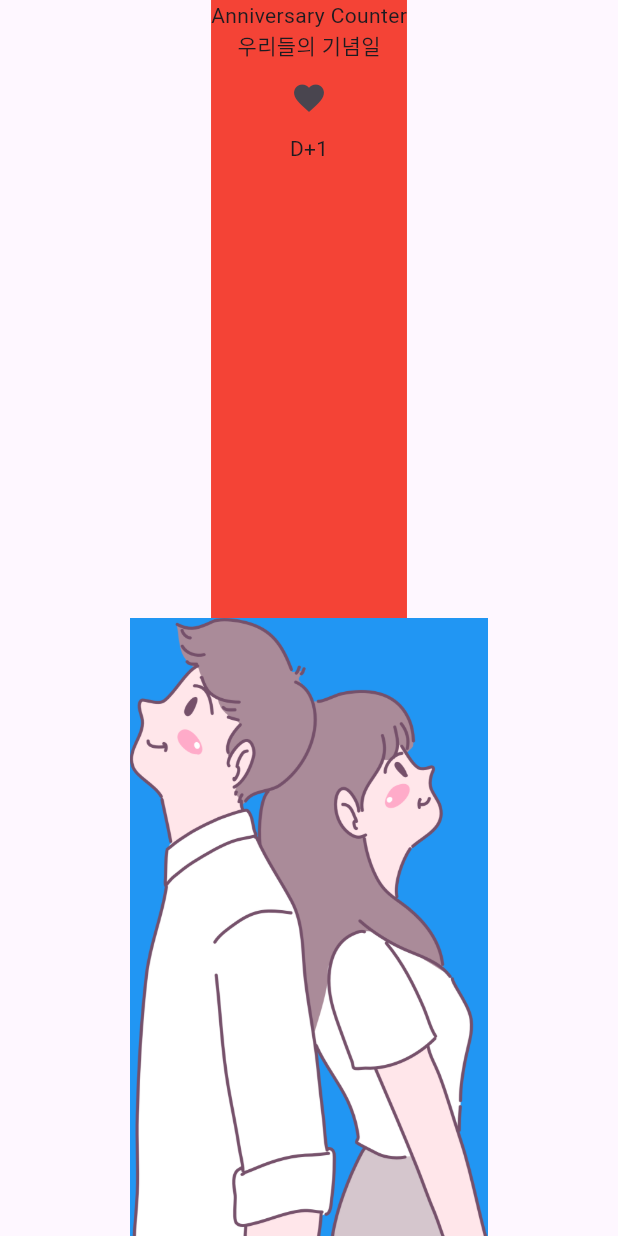
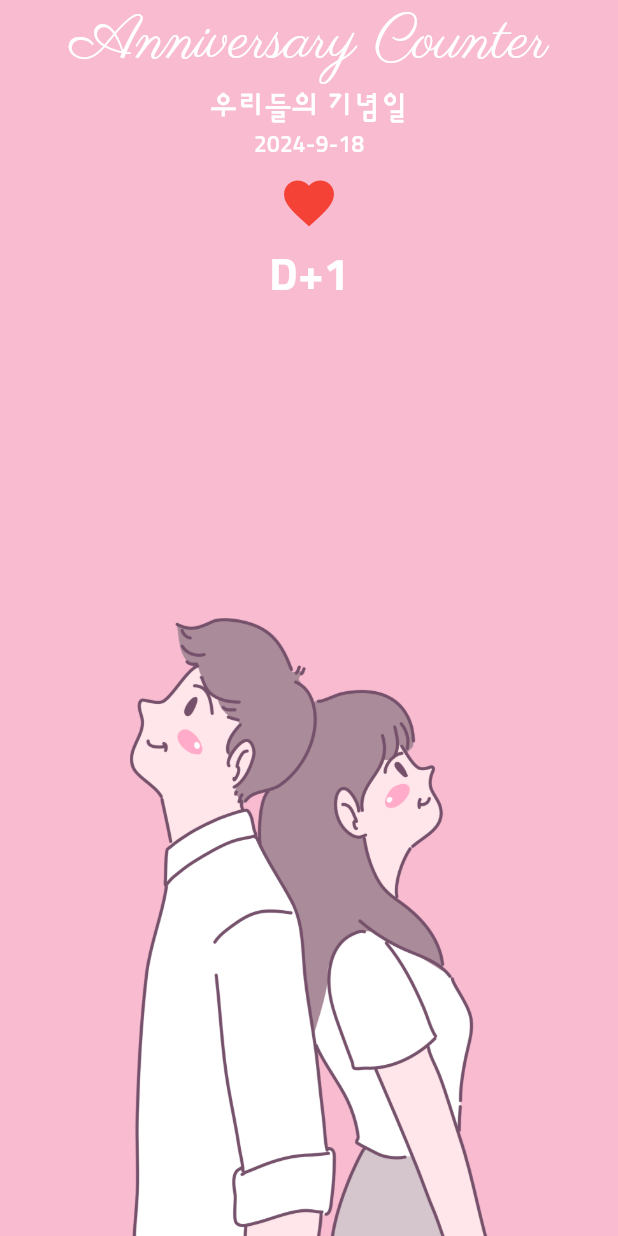
Before and after one commit to kyomin/flutter-anniversary-counter, a Flutter app: the screen it shows after launch, on a phone screen of 412 x 824 dp. Run offline on Flutter 3.47's test engine with Material 3 defaults, Android fonts, the phone set to English and light mode, and no system bars.

Commit message:
디자인 작업하기

```diff
--- a/analysis_options.yaml
+++ b/analysis_options.yaml
@@ -1,28 +1,7 @@
-# This file configures the analyzer, which statically analyzes Dart code to
-# check for errors, warnings, and lints.
-#
-# The issues identified by the analyzer are surfaced in the UI of Dart-enabled
-# IDEs (https://dart.dev/tools#ides-and-editors). The analyzer can also be
-# invoked from the command line by running `flutter analyze`.
-
-# The following line activates a set of recommended lints for Flutter apps,
-# packages, and plugins designed to encourage good coding practices.
 include: package:flutter_lints/flutter.yaml
 
 linter:
-  # The lint rules applied to this project can be customized in the
-  # section below to disable rules from the `package:flutter_lints/flutter.yaml`
-  # included above or to enable additional rules. A list of all available lints
-  # and their documentation is published at https://dart.dev/lints.
-  #
-  # Instead of disabling a lint rule for the entire project in the
-  # section below, it can also be suppressed for a single line of code
-  # or a specific dart file by using the `// ignore: name_of_lint` and
-  # `// ignore_for_file: name_of_lint` syntax on the line or in the file
-  # producing the lint.
   rules:
-    # avoid_print: false  # Uncomment to disable the `avoid_print` rule
-    # prefer_single_quotes: true  # Uncomment to enable the `prefer_single_quotes` rule
-
-# Additional information about this file can be found at
-# https://dart.dev/guides/language/analysis-options
+    prefer_const_constructors: false
+    prefer_const_literals_to_create_immutables: false
+    prefer_const_constructors_in_immutables: false
--- a/lib/screen/home_screen.dart
+++ b/lib/screen/home_screen.dart
@@ -6,6 +6,7 @@ class HomeScreen extends StatelessWidget {
   @override
   Widget build(BuildContext context) {
     return Scaffold(
+      backgroundColor: Colors.pink[100],
       body: SafeArea(
         child: SizedBox(
           width: MediaQuery.of(context).size.width,
@@ -13,20 +14,48 @@ class HomeScreen extends StatelessWidget {
             children: [
               Expanded(
                 child: Container(
-                  color: Colors.red,
                   child: Column(
                     children: [
-                      Text('Anniversary Counter'),
-                      Text('우리들의 기념일'),
-                      IconButton(onPressed: () {}, icon: Icon(Icons.favorite)),
-                      Text('D+1')
+                      Text(
+                        'Anniversary Counter',
+                        style: TextStyle(
+                            color: Colors.white,
+                            fontFamily: 'parisienne',
+                            fontSize: 40.0),
+                      ),
+                      Text(
+                        '우리들의 기념일',
+                        style: TextStyle(
+                            color: Colors.white,
+                            fontFamily: 'sunflower',
+                            fontSize: 20.0),
+                      ),
+                      Text(
+                        '2024-9-18',
+                        style: TextStyle(
+                            color: Colors.white,
+                            fontFamily: 'sunflower',
+                            fontSize: 15.0),
+                      ),
+                      IconButton(
+                          iconSize: 40.0,
+                          color: Colors.red,
+                          onPressed: () {},
+                          icon: Icon(Icons.favorite)),
+                      Text(
+                        'D+1',
+                        style: TextStyle(
+                            color: Colors.white,
+                            fontFamily: 'sunflower',
+                            fontSize: 30.0,
+                            fontWeight: FontWeight.w700),
+                      )
                     ],
                   ),
                 ),
               ),
               Expanded(
                 child: Container(
-                  color: Colors.blue,
                   child: Image.asset('asset/img/middle_image.png'),
                 ),
               )
```
